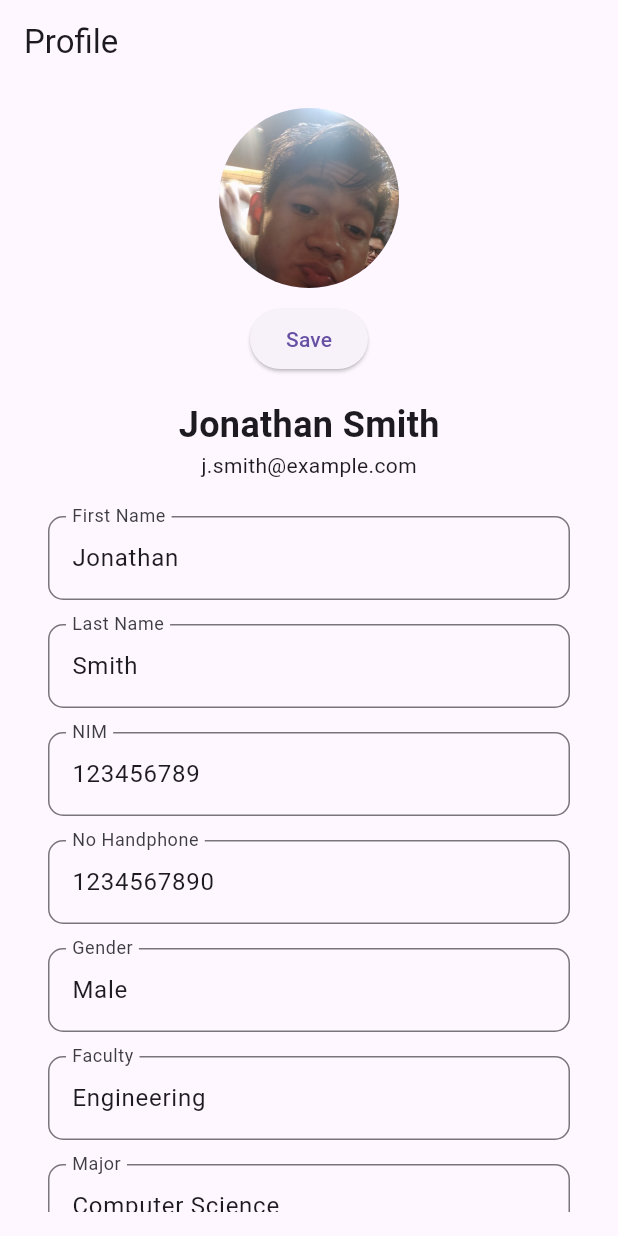
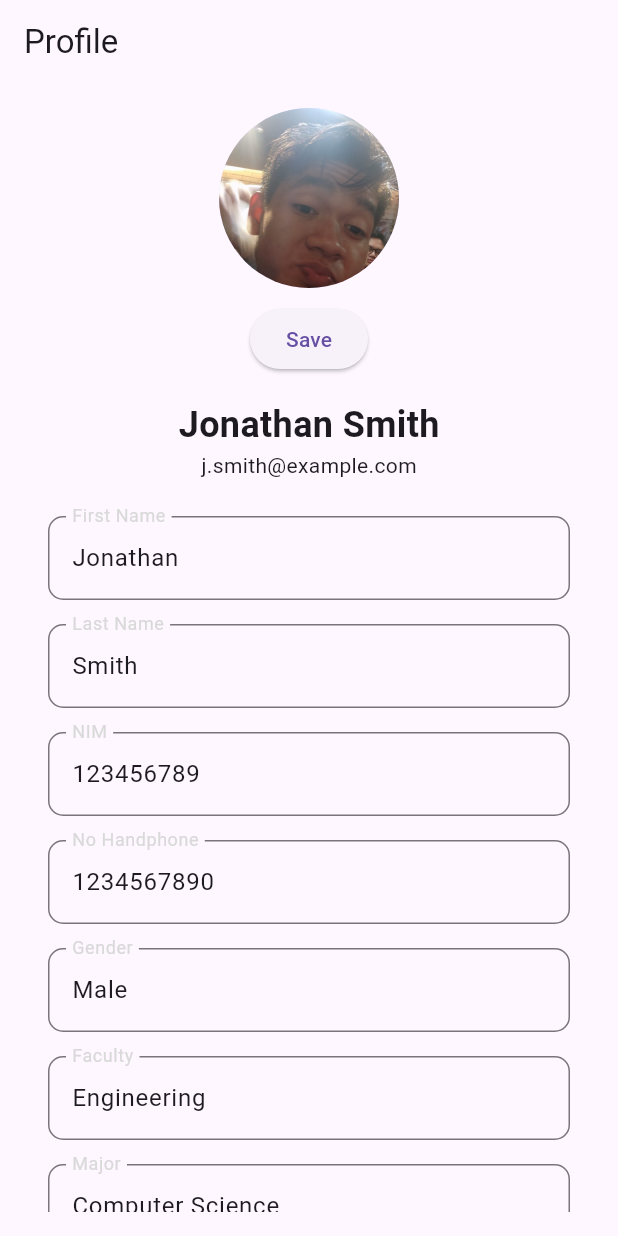
Before and after one commit to rezadhied/telu_project, a Flutter app: the ProfileScreen screen opened directly, after a tap on "Edit", on a phone screen of 412 x 824 dp. Run offline on Flutter 3.47's test engine with Material 3 defaults, Android fonts, the phone set to English and light mode, and no system bars; our stand-ins replace carousel_slider, flutter_datetime_picker_plus, google_fonts; missing offline and left inert: flutter_session_manager.

Commit message:
fix dikit

```diff
--- a/lib/screens/profile_user.dart
+++ b/lib/screens/profile_user.dart
@@ -78,7 +78,7 @@ class _ProfileScreenState extends State<ProfileScreen> {
                   decoration: InputDecoration(
                     labelText: 'First Name',
                     labelStyle: TextStyle(
-                      color: isEditing ? AppColors.black : Colors.blue,
+                      color: isEditing ? AppColors.grey : Colors.blue,
                     ),
                     border: OutlineInputBorder(
                       borderRadius: BorderRadius.circular(10.0),
@@ -95,7 +95,7 @@ class _ProfileScreenState extends State<ProfileScreen> {
                   decoration: InputDecoration(
                     labelText: 'Last Name',
                     labelStyle: TextStyle(
-                      color: isEditing ? AppColors.black : Colors.blue,
+                      color: isEditing ? AppColors.grey : Colors.blue,
                     ),
                     border: OutlineInputBorder(
                       borderRadius: BorderRadius.circular(10.0),
@@ -112,7 +112,7 @@ class _ProfileScreenState extends State<ProfileScreen> {
                   decoration: InputDecoration(
                     labelText: 'NIM',
                     labelStyle: TextStyle(
-                      color: isEditing ? AppColors.black : Colors.blue,
+                      color: isEditing ? AppColors.grey : Colors.blue,
                     ),
                     border: OutlineInputBorder(
                       borderRadius: BorderRadius.circular(10.0),
@@ -129,7 +129,7 @@ class _ProfileScreenState extends State<ProfileScreen> {
                   decoration: InputDecoration(
                     labelText: 'No Handphone',
                     labelStyle: TextStyle(
-                      color: isEditing ? AppColors.black : Colors.blue,
+                      color: isEditing ? AppColors.grey : Colors.blue,
                     ),
                     border: OutlineInputBorder(
                       borderRadius: BorderRadius.circular(10.0),
@@ -146,7 +146,7 @@ class _ProfileScreenState extends State<ProfileScreen> {
                   decoration: InputDecoration(
                     labelText: 'Gender',
                     labelStyle: TextStyle(
-                      color: isEditing ? AppColors.black : Colors.blue,
+                      color: isEditing ? AppColors.grey : Colors.blue,
                     ),
                     border: OutlineInputBorder(
                       borderRadius: BorderRadius.circular(10.0),
@@ -163,7 +163,7 @@ class _ProfileScreenState extends State<ProfileScreen> {
                   decoration: InputDecoration(
                     labelText: 'Faculty',
                     labelStyle: TextStyle(
-                      color: isEditing ? AppColors.black : Colors.blue,
+                      color: isEditing ? AppColors.grey : Colors.blue,
                     ),
                     border: OutlineInputBorder(
                       borderRadius: BorderRadius.circular(10.0),
@@ -180,7 +180,7 @@ class _ProfileScreenState extends State<ProfileScreen> {
                   decoration: InputDecoration(
                     labelText: 'Major',
                     labelStyle: TextStyle(
-                      color: isEditing ? AppColors.black : Colors.blue,
+                      color: isEditing ? AppColors.grey : Colors.blue,
                     ),
                     border: OutlineInputBorder(
                       borderRadius: BorderRadius.circular(10.0),
```
